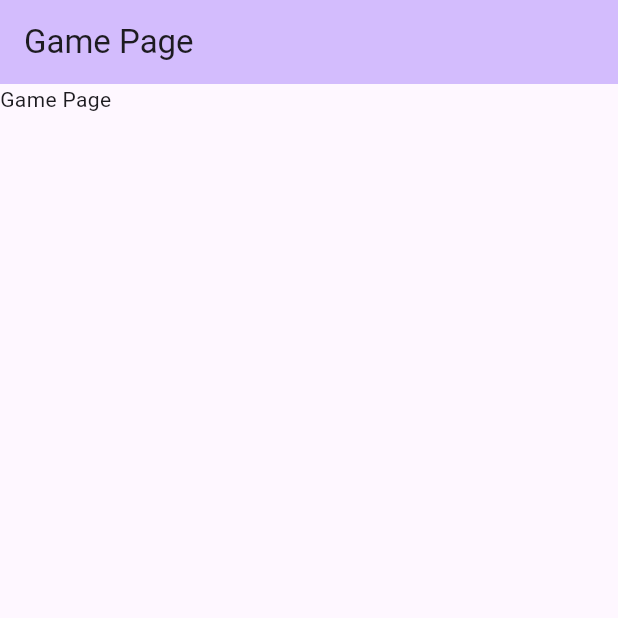
After one commit to umurcg/who_is_cahil, a Flutter app: the screen it shows after launch, after a tap on "Start Gamge", on a phone screen of 412 x 824 dp, the top half of it. The commit adds this screen. Run offline on Flutter 3.47's test engine with Material 3 defaults, Android fonts, the phone set to English and light mode, and no system bars.

Commit message:
Add .vscode/launch.json, TODO.md, lib/game_state.dart, lib/main.dart, and lib/setup_page.dart

```diff
--- /dev/null
+++ b/lib/game_session_page.dart
@@ -0,0 +1,22 @@
+import 'package:flutter/material.dart';
+
+class GameSessionPage extends StatelessWidget{
+  const GameSessionPage({super.key});
+
+  @override
+  Widget build(BuildContext context) {
+    return Scaffold(
+      appBar: AppBar(
+          automaticallyImplyLeading: false,
+          backgroundColor: Theme.of(context).colorScheme.inversePrimary,
+          title: const Text("Game Page"),
+        ),
+        body: const Column(
+            children: [
+              Text("Game Page")
+            ],
+
+        )
+    );
+  }
+}
--- /dev/null
+++ b/lib/game_state.dart
@@ -0,0 +1,27 @@
+import 'dart:math';
+
+import 'package:flutter/material.dart';
+
+class GameState extends ChangeNotifier {
+  List<String> playerNames = [];
+  int ignorantPlayerIndex = -1;
+
+
+  void addNewPlayer(String name) {
+    playerNames.add(name);
+    notifyListeners();
+  }
+
+  void clearUsers() {
+    playerNames = [];
+    notifyListeners();
+  }
+
+  void startGame(){
+    if (playerNames.isNotEmpty) {
+      final random = Random();
+      ignorantPlayerIndex = random.nextInt(playerNames.length);
+      notifyListeners();
+    }
+  }
+}
--- a/lib/main.dart
+++ b/lib/main.dart
@@ -1,5 +1,8 @@
 import 'package:flutter/material.dart';
 import 'package:provider/provider.dart';
+import 'package:who_is_cahil/game_session_page.dart';
+import 'package:who_is_cahil/game_state.dart';
+import 'package:who_is_cahil/setup_page.dart';
 
 void main() {
   runApp(const MyApp());
@@ -14,78 +17,17 @@ class MyApp extends StatelessWidget {
     return ChangeNotifierProvider(
       create: (context) => GameState(),
       child: MaterialApp(
-        title: 'Flutter Demo',
+        title: 'Who Is Cahil',
         theme: ThemeData(
           colorScheme: ColorScheme.fromSeed(seedColor: Colors.deepPurple),
           useMaterial3: true,
         ),
-        home: const SetupPage(title: 'Setup Page'),
+        initialRoute: '/',
+        routes: {
+          '/':(context) => const SetupPage(title: 'Setup Page'),
+          '/gameSession': (context) => const GameSessionPage()
+        },
       ),
     );
   }
 }
-
-class GameState extends ChangeNotifier {
-  List<String> playerNames = [];
-
-  void addNewPlayer(String name) {
-    playerNames.add(name);
-    notifyListeners();
-  }
-}
-
-class SetupPage extends StatefulWidget {
-  const SetupPage({super.key, required this.title});
-  final String title;
-
-  @override
-  State<SetupPage> createState() => _SetupPageState();
-}
-
-class _SetupPageState extends State<SetupPage> {
-  final TextEditingController _nameController = TextEditingController();
-
-  @override
-  Widget build(BuildContext context) {
-    var gameState = context.watch<GameState>();
-
-    void assignNewUser() {
-      var enteredName = _nameController.text.trim();
-      if (enteredName.isNotEmpty) {
-        gameState.addNewPlayer(enteredName);
-        _nameController.clear();
-      }
-    }
-
-    return Scaffold(
-        appBar: AppBar(
-          backgroundColor: Theme.of(context).colorScheme.inversePrimary,
-          title: Text(widget.title),
-        ),
-        body: Column(
-          children: [
-            Text("Number of users: ${gameState.playerNames.length}"),
-            TextField(
-              controller: _nameController,
-              decoration: const InputDecoration(
-                border: OutlineInputBorder(),
-                labelText: "Player Name",
-              ),
-            ),
-            TextButton(
-              onPressed: assignNewUser,
-              style: ButtonStyle(
-                  side: MaterialStateProperty.all(
-                      const BorderSide(color: Colors.blue, width: 2))),
-              child: const Text("Assign"),
-            )
-          ],
-        ));
-  }
-
-  @override
-  void dispose(){
-    _nameController.dispose();
-    super.dispose();
-  }
-}
--- /dev/null
+++ b/lib/setup_page.dart
@@ -0,0 +1,83 @@
+import 'package:flutter/material.dart';
+import 'package:provider/provider.dart';
+import 'package:who_is_cahil/game_state.dart';
+import 'package:who_is_cahil/main.dart';
+
+class SetupPage extends StatefulWidget {
+  const SetupPage({super.key, required this.title});
+  final String title;
+
+  @override
+  State<SetupPage> createState() => _SetupPageState();
+}
+
+class _SetupPageState extends State<SetupPage> {
+  final TextEditingController _nameController = TextEditingController();
+
+  @override
+  Widget build(BuildContext context) {
+    var gameState = context.watch<GameState>();
+
+    void assignNewUser() {
+      var enteredName = _nameController.text.trim();
+      if (enteredName.isNotEmpty) {
+        gameState.addNewPlayer(enteredName);
+        _nameController.clear();
+      }
+    }
+
+    void clearUsers() {
+      gameState.clearUsers();
+    }
+
+    var buttonStyle = ButtonStyle(
+                      side: MaterialStateProperty.all(const BorderSide(color: Colors.blue, width: 2)));
+
+    return Scaffold(
+        appBar: AppBar(
+          backgroundColor: Theme.of(context).colorScheme.inversePrimary,
+          title: Text(widget.title),
+        ),
+        body: Column(
+          children: [
+            Text("There are ${gameState.playerNames.length} of users:"),
+            for (String name in gameState.playerNames) Text(name),
+            Row(
+              children: [
+                Expanded(
+                  child: TextField(
+                    controller: _nameController,
+                    decoration: const InputDecoration(
+                      border: OutlineInputBorder(),
+                      labelText: "Player Name",
+                    ),
+                  ),
+                ),
+                TextButton(
+                  onPressed: assignNewUser,
+                  style: buttonStyle,
+                  child: const Text("Assign"),
+                ),
+              ],
+            ),
+            TextButton(
+              onPressed: clearUsers,
+              style: buttonStyle,
+              child: const Text("Clear"))
+            ,
+            TextButton(onPressed:
+            (){
+              gameState.startGame();
+              Navigator.pushNamed(context, '/gameSession');
+            }, child: const Text("Start Gamge"))
+          ],
+
+        ));
+  }
+
+  @override
+  void dispose() {
+    _nameController.dispose();
+    super.dispose();
+  }
+}
```
Also changed, not shown: 1 other file.
